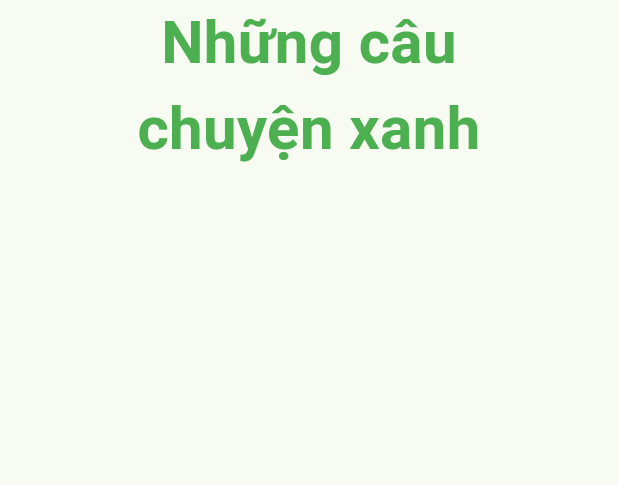
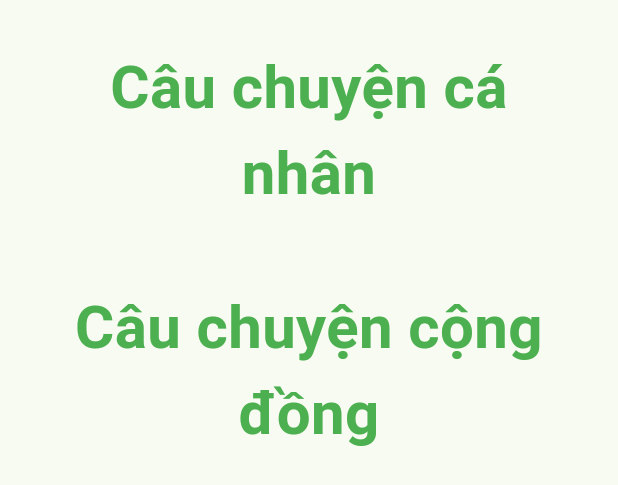
Before and after one commit to ThanhMinh1602/EcoGrowBlog, a Flutter app: the GreenStoryResponsive widget shown alone on an empty page, opened directly with empty values, on a phone screen of 412 x 824 dp. Shown: the top 485 px of the screen. Run offline on Flutter 3.47's test engine with Material 3 defaults, Android fonts, the light colour scheme and no system bars; drawn by our look-alikes of animated_text_kit; our stand-ins replace flutter_screenutil, google_fonts, lottie, page_transition; missing offline and left inert: mailer, mind_map; network calls fail; Roboto replaces fonts that are missing (Kanit).

Commit message:
reposive story detail

```diff
--- a/lib/core/components/custom_grid_view.dart
+++ b/lib/core/components/custom_grid_view.dart
@@ -1,4 +1,3 @@
-import 'package:eco_grow/core/extensions/app_extension.dart';
 import 'package:flutter/material.dart';
 
 class CustomAppGridView extends StatelessWidget {
--- a/lib/core/extensions/app_extension.dart
+++ b/lib/core/extensions/app_extension.dart
@@ -19,7 +19,7 @@ extension AppExtension on BuildContext {
     Navigator.of(this).push(
       PageTransition(
         duration: const Duration(milliseconds: 100),
-        type: PageTransitionType.leftToRight,
+        type: PageTransitionType.fade,
         child: screen,
       ),
     );
--- a/lib/features/web/blog/widgets/blog_responsive.dart
+++ b/lib/features/web/blog/widgets/blog_responsive.dart
@@ -1,38 +1,98 @@
+import 'package:animated_text_kit/animated_text_kit.dart';
 import 'package:eco_grow/core/components/custom_grid_view.dart';
 import 'package:eco_grow/core/components/web_button.dart';
 import 'package:eco_grow/core/constants/app_color.dart';
 import 'package:eco_grow/core/constants/app_style.dart';
+import 'package:eco_grow/core/extensions/app_extension.dart';
 import 'package:eco_grow/core/utils/app_utils.dart';
+import 'package:eco_grow/features/web/blog_detail/blog_detail.dart';
 import 'package:eco_grow/model/story_item.dart';
 import 'package:flutter/material.dart';
 
 class GreenStoryResponsive extends StatelessWidget {
   final List<StoryItemModel> datas;
   final bool isMobile;
+
   const GreenStoryResponsive(
       {super.key, required this.datas, required this.isMobile});
 
   @override
   Widget build(BuildContext context) {
-    return isMobile ? _buildGreenStoryWebMobile() : _buildGreenStoryWeb();
+    void onPressedDetail(StoryItemModel storyItemModel) {
+      context.push(screen: BlogDetail(storyItemModel: storyItemModel));
     }
 
-  Widget _buildGreenStoryWeb() {
+    List<StoryItemModel> communityDatas =
+        datas.where((element) => element.isCommunity == true).toList();
+    List<StoryItemModel> personalDatas =
+        datas.where((element) => element.isCommunity == false).toList();
+
     return Padding(
-      padding: const EdgeInsets.symmetric(horizontal: AppUtils.webPaddingHoriz)
-          .copyWith(bottom: 20.0),
+      padding: EdgeInsets.symmetric(
+        horizontal:
+            isMobile ? AppUtils.mobilePaddingHoriz : AppUtils.webPaddingHoriz,
+      ).copyWith(bottom: 20.0),
       child: Column(
         children: [
-          const Text(
+          const SizedBox(height: 30.0),
+          AnimatedTextKit(
+            repeatForever: true,
+            animatedTexts: [
+              ColorizeAnimatedText(
                 textAlign: TextAlign.center,
-              'Những câu chuyện xanh',
-              style: AppStyle.titleText),
+                'Câu chuyện cá nhân',
+                textStyle: AppStyle.titleText,
+                colors: AppColor.homTitleTextColorize,
+                speed: const Duration(milliseconds: 100),
+              ),
+            ],
+          ),
+          Divider(
+            color: AppColor.accentColor,
+            indent: context.getWidth() * 0.42,
+            endIndent: context.getWidth() * 0.42,
+            thickness: 3,
+          ),
+          _buildStoryGrid(personalDatas, onPressedDetail, isMobile),
           const SizedBox(height: 30.0),
-          CustomAppGridView(
-            itemCount: datas.length,
-            maxCrossAxisExtent: 400.0,
-            childAspectRatio: 0.75,
+          AnimatedTextKit(
+            repeatForever: true,
+            animatedTexts: [
+              ColorizeAnimatedText(
+                textAlign: TextAlign.center,
+                'Câu chuyện cộng đồng',
+                textStyle: AppStyle.titleText,
+                colors: AppColor.homTitleTextColorize,
+                speed: const Duration(milliseconds: 100),
+              ),
+            ],
+          ),
+          Divider(
+            color: AppColor.accentColor,
+            indent: context.getWidth() * 0.42,
+            endIndent: context.getWidth() * 0.42,
+            thickness: 3,
+          ),
+          _buildStoryGrid(communityDatas, onPressedDetail, isMobile),
+        ],
+      ),
+    );
+  }
+
+  Widget _buildStoryGrid(List<StoryItemModel> storyDatas,
+      void Function(StoryItemModel) onPressed, bool isMobile) {
+    return CustomAppGridView(
+      itemCount: storyDatas.length,
+      maxCrossAxisExtent: isMobile ? double.infinity : 400.0,
+      childAspectRatio: isMobile ? 0.58 : 0.75,
       itemBuilder: (context, index) {
+        return _buildStoryItem(storyDatas[index], onPressed, isMobile);
+      },
+    );
+  }
+
+  Widget _buildStoryItem(StoryItemModel data,
+      void Function(StoryItemModel) onPressed, bool isMobile) {
     return Container(
       decoration: BoxDecoration(
         boxShadow: [
@@ -40,7 +100,8 @@ class GreenStoryResponsive extends StatelessWidget {
             color: AppColor.blackColor.withOpacity(0.2),
             offset: const Offset(0, 2),
             blurRadius: 2,
-                        spreadRadius: 1)
+            spreadRadius: 1,
+          )
         ],
         color: AppColor.whiteColor,
       ),
@@ -49,41 +110,35 @@ class GreenStoryResponsive extends StatelessWidget {
           return Column(
             children: [
               Image.network(
-                          datas[index].imagePath,
+                data.imagePath.first,
                 width: double.infinity,
                 height: constraints.maxHeight * 0.45,
                 fit: BoxFit.cover,
               ),
               Expanded(
                 child: Padding(
-                            padding: const EdgeInsets.symmetric(
-                              horizontal: 20.0,
+                  padding: EdgeInsets.symmetric(
+                    horizontal: isMobile ? 10.0 : 20.0,
                     vertical: 10.0,
                   ),
                   child: Column(
                     crossAxisAlignment: CrossAxisAlignment.start,
                     children: [
                       Text(
+                        data.title,
+                        maxLines: isMobile ? 3 : 2,
                         overflow: TextOverflow.ellipsis,
-                                  maxLines: 2,
-                                  datas[index].title,
-                                  style: AppStyle.textContent
-                                      .copyWith(fontWeight: FontWeight.bold),
+                        style: AppStyle.textContent.copyWith(
+                          fontWeight: FontWeight.bold,
                         ),
-                                const SizedBox(height: 10.0),
-                                Text(
-                                  overflow: TextOverflow.ellipsis,
-                                  maxLines: 2,
-                                  datas[index].subTitle,
-                                  style: AppStyle.textContent,
                       ),
                       const Spacer(),
                       Center(
                         child: WebButton(
                           textButton: 'Xem Ngay',
-                                    onPressed: () {},
+                          onPressed: () => onPressed(data),
                         ),
-                                )
+                      ),
                     ],
                   ),
                 ),
@@ -93,93 +148,5 @@ class GreenStoryResponsive extends StatelessWidget {
         },
       ),
     );
-            },
-          ),
-        ],
-      ),
-    );
-  }
-
-  Widget _buildGreenStoryWebMobile() {
-    return Padding(
-      padding:
-          const EdgeInsets.symmetric(horizontal: AppUtils.mobilePaddingHoriz),
-      child: Column(
-        children: [
-          const Text(
-              textAlign: TextAlign.center,
-              'Những câu chuyện xanh Web Mobile',
-              style: AppStyle.titleTextWebMobile),
-          const SizedBox(height: 10.0),
-          CustomAppGridView(
-            itemCount: datas.length,
-            maxCrossAxisExtent: double.infinity,
-            childAspectRatio: 0.58,
-            itemBuilder: (context, index) {
-              return Container(
-                decoration: BoxDecoration(
-                  boxShadow: [
-                    BoxShadow(
-                        color: AppColor.blackColor.withOpacity(0.2),
-                        offset: const Offset(0, 2),
-                        blurRadius: 2,
-                        spreadRadius: 1)
-                  ],
-                  color: AppColor.whiteColor,
-                ),
-                child: LayoutBuilder(
-                  builder: (context, constraints) {
-                    return Column(
-                      children: [
-                        Image.network(
-                          datas[index].imagePath,
-                          width: double.infinity,
-                          height: constraints.maxHeight * 0.45,
-                          fit: BoxFit.cover,
-                        ),
-                        Expanded(
-                          child: Padding(
-                            padding: const EdgeInsets.symmetric(
-                              horizontal: 10,
-                              vertical: 10.0,
-                            ),
-                            child: Column(
-                              crossAxisAlignment: CrossAxisAlignment.start,
-                              children: [
-                                Text(
-                                  overflow: TextOverflow.ellipsis,
-                                  maxLines: 3,
-                                  datas[index].title,
-                                  style: AppStyle.textContent
-                                      .copyWith(fontWeight: FontWeight.bold),
-                                ),
-                                const SizedBox(height: 10.0),
-                                Text(
-                                  overflow: TextOverflow.ellipsis,
-                                  maxLines: 3,
-                                  datas[index].subTitle,
-                                  style: AppStyle.textContent,
-                                ),
-                                const Spacer(),
-                                Center(
-                                  child: WebButton(
-                                    textButton: 'Xem Ngay',
-                                    onPressed: () {},
-                                  ),
-                                )
-                              ],
-                            ),
-                          ),
-                        )
-                      ],
-                    );
-                  },
-                ),
-              );
-            },
-          ),
-        ],
-      ),
-    );
   }
 }
--- a/lib/features/web/main/main_page.dart
+++ b/lib/features/web/main/main_page.dart
@@ -20,7 +20,7 @@ class MainPage extends StatefulWidget {
 }
 
 class _MainPageState extends State<MainPage> {
-  int indexStack = 1;
+  int indexStack = 2;
 
   final List<MainModel> mainModels = [
     MainModel(title: 'Home', page: const HomePage()),
--- a/lib/model/story_item.dart
+++ b/lib/model/story_item.dart
@@ -1,45 +1,67 @@
 class StoryItemModel {
   final String title;
-  final String subTitle;
-  final String content;
-  final String imagePath;
+  final List<String> content;
+  final List<String> imagePath;
   final bool isCommunity;
   StoryItemModel(
       {required this.isCommunity,
       required this.title,
-      required this.subTitle,
       required this.content,
       required this.imagePath});
 
   static List<StoryItemModel> stories = [
     StoryItemModel(
-        title: 'Xử Lý Mùi Hố Thu Gom Phân Xí Nghiệp Chăn Nuôi Heo Đồng Hiệp',
-        subTitle:
-            'Chất thải từ hoạt động chăn nuôi bao gồm nước thải và chất thải rắn (chủ yếu là phân từ hoạt động sản xuất)',
-        content: '',
-        imagePath:
-            'https://cdn.pixabay.com/photo/2024/02/27/23/18/insect-8600910_960_720.jpg',
-        isCommunity: true),
+        isCommunity: true,
+        title: 'Câu chuyện từ Singapore',
+        content: [
+          'Singapore – một quốc gia nhỏ bé nhưng lại nổi tiếng trên toàn thế giới với hệ thống không gian xanh mát mắt và bầu không khí trong lành. Thành phố này đã trở thành một ví dụ điển hình về sự cân bằng giữa phát triển đô thị và bảo vệ thiên nhiên. Khi tôi vô tình lướt thấy trang mạng của **Singapore Explore**, hình ảnh về những công viên xanh mướt, những con đường rợp bóng cây đã để lại ấn tượng mạnh trong tôi. Đây không chỉ là một quốc gia phát triển về kinh tế, mà còn là một nơi mà mỗi công dân đều có ý thức bảo vệ môi trường.',
+          'Những hình ảnh về những hàng cây dọc khắp các con đường, những vườn thẳng đứng trên các tòa nhà cao tầng và những công viên giữa lòng thành phố mang đến cảm giác như Singapore là một “thành phố trong rừng”. Chính phủ Singapore đã đầu tư mạnh mẽ vào việc phát triển không gian xanh, từ việc trồng cây đến việc quy hoạch thành phố sao cho hài hòa với thiên nhiên. Các sáng kiến như “Garden City” và “City in a Garden” đã biến Singapore trở thành một biểu tượng của sự phát triển bền vững.',
+          'Câu chuyện này khiến tôi luôn ước ao một ngày nào đó, Việt Nam của chúng ta cũng sẽ có những không gian xanh tương tự. Nhìn vào thành công của Singapore, tôi tin rằng nếu có sự đồng lòng từ cộng đồng và chính phủ, chúng ta hoàn toàn có thể tạo nên những đô thị xanh hơn, nơi mà con người sống hòa hợp với thiên nhiên. Đây cũng chính là động lực lớn để tôi sáng lập **EcoGrow**, một dự án không chỉ nhằm cải thiện môi trường, mà còn là cầu nối để chúng ta cùng nhau xây dựng một Việt Nam xanh tươi, đáng sống.',
+        ],
+        imagePath: [
+          'https://i.natgeofe.com/n/d3eb75f2-1cfb-4934-8def-8ff7a39985b8/1-urban-innovator-singapore-AP_17028110123351.jpg?w=1280&h=1024',
+          'https://i0.wp.com/singaporeglobalnetwork.gov.sg/wp-content/uploads/2023/09/hero-6reasonswhysg.jpg?w=1200&ssl=1',
+          'https://i0.wp.com/singaporeglobalnetwork.gov.sg/wp-content/uploads/2023/09/6reasonswhysg-2bjpeg.jpg?w=1140&ssl=1'
+        ]),
     StoryItemModel(
-        title: 'Xử Lý Mùi Hố Thu Gom Phân Xí Nghiệp ',
-        subTitle: 'Chất thải từ hoạt động chăn nuôi ',
-        content: '',
-        imagePath:
-            'https://cdn.pixabay.com/photo/2024/02/27/23/18/insect-8600910_960_720.jpg',
-        isCommunity: true),
+      isCommunity: true,
+      title: 'Câu chuyện về Làng Xanh ở Cẩm Hải, Quảng Bình',
+      content: [
+        'Tại xã Cẩm Hải, tỉnh Quảng Bình, một dự án cộng đồng đã thành công trong việc cải thiện môi trường sống bằng cách trồng cây xanh. Trước đây, đất đai tại khu vực này bị xói mòn nghiêm trọng, ảnh hưởng không nhỏ đến đời sống và nông nghiệp của người dân. Nhưng nhờ vào sự đồng lòng của người dân, cùng với sự hỗ trợ từ chính quyền, một dự án trồng cây đã được khởi động.',
+        'Người dân đã trồng các loại cây keo, bạch đàn và nhiều loại cây bản địa khác, giúp giảm thiểu tình trạng xói mòn đất và mang lại sự ổn định cho đời sống sản xuất. Sau vài năm, cây cối phát triển xanh tốt, không chỉ giúp cải thiện đất đai mà còn tạo ra một không gian sống xanh mát, trong lành. Dự án này không chỉ phục hồi môi trường mà còn tạo công ăn việc làm và thu nhập ổn định cho người dân địa phương. Đây là một ví dụ tuyệt vời về sức mạnh của cộng đồng trong việc bảo vệ và tái tạo môi trường.',
+      ],
+      imagePath: [
+        'https://vcdn1-dulich.vnecdn.net/2022/06/14/Dung4-1655204284.jpg?w=460&h=0&q=100&dpr=2&fit=crop&s=G_vWmEFjdyuOIM4v7r8Hcg',
+        'https://vcdn1-dulich.vnecdn.net/2022/06/14/Dung7-1655204285.jpg?w=460&h=0&q=100&dpr=2&fit=crop&s=s143hQ54aIkAVBvE3k8qKQ',
+        'https://media-cdn-v2.laodong.vn/Storage/NewsPortal/2022/6/8/1054441/Ny1mmeli.jpeg'
+      ],
+    ),
     StoryItemModel(
-        title: 'Xử Lý Mùi Hố Thu Gom Phân Xí Nghiệp Chănp',
-        subTitle: 'Chất thải từ hoạt động chăn ',
-        content: '',
-        imagePath:
-            'https://cdn.pixabay.com/photo/2024/02/27/23/18/insect-8600910_960_720.jpg',
-        isCommunity: false),
+      isCommunity: true,
+      title: 'Câu chuyện tại TP.HCM',
+      content: [
+        'Tại TP.HCM, một dự án trồng cây xanh đã được thực hiện trên quy mô lớn nhằm giảm thiểu ô nhiễm không khí và tạo không gian xanh cho thành phố. Để thực hiện dự án này, hàng ngàn người dân, bao gồm cả học sinh, sinh viên và các tổ chức xã hội, đã chung tay tham gia chiến dịch trồng cây dọc theo các con đường chính và trong công viên.',
+        'Kết quả, hàng ngàn cây xanh đã được trồng, giúp giảm hiệu ứng đảo nhiệt đô thị, cung cấp bóng mát và cải thiện chất lượng không khí. Nhiều người dân TP.HCM chia sẻ rằng việc có thêm không gian xanh đã giúp cải thiện sức khỏe tinh thần của họ, đặc biệt là trong bối cảnh đô thị hóa nhanh chóng khiến thành phố ngày càng chật chội và nóng bức. Câu chuyện tại TP.HCM là minh chứng rõ ràng cho thấy việc trồng cây không chỉ làm đẹp cảnh quan mà còn có tác động tích cực đến cuộc sống của người dân.',
+        'Những câu chuyện truyền cảm hứng từ Singapore, Cẩm Hải và TP.HCM đều cho thấy sức mạnh của sự đồng lòng và hành động tập thể trong việc cải thiện môi trường. Trồng cây không chỉ là việc làm bảo vệ thiên nhiên, mà còn là cách chúng ta xây dựng một tương lai xanh bền vững cho các thế hệ sau.',
+      ],
+      imagePath: [
+        'https://file1.dangcongsan.vn/data/0/images/2024/02/28/upload_49/tphcm.jpg?dpi=150&quality=100&w=800',
+        'https://s-aicmscdn.vietnamhoinhap.vn/vnhn-media/24/1/17/bnr_65a7eb372305f.jpg',
+        'https://images.hcmcpv.org.vn/res/news/2020/04/27-04-2020-tphcm-trung-tam-kinh-te-khong-ngung-dot-pha-sang-tao-phat-trien-CFAFCE7.jpg'
+      ],
+    ),
     StoryItemModel(
-        title: 'Xử Lý Mùi Hố Thu ',
-        subTitle: 'Chất thải ',
-        content: '',
-        imagePath:
-            'https://cdn.pixabay.com/photo/2024/02/27/23/18/insect-8600910_960_720.jpg',
-        isCommunity: false),
+      isCommunity: false,
+      title: 'Câu chuyện truyền cảm hứng từ bản thân',
+      content: [
+        'Tôi chưa bao giờ nghĩ rằng việc trồng cây lại có thể mang lại nhiều niềm vui và sự kết nối đến thế cho cuộc sống của mình. Một ngày nọ, khi nhận ra rằng không gian quanh nhà có thể trở thành một khu vườn nhỏ xinh xắn, tôi bắt đầu thử trồng vài cây rau gia vị. Từ những cây rau ngót, ớt cho đến các loại cây ăn quả như chanh, ổi, khu vườn nhỏ của tôi dần trở nên xanh mướt.'
+            'Mỗi buổi sáng, khi ngắm nhìn những chiếc lá non vừa nở, tôi cảm nhận được sự thanh bình và hạnh phúc. Cây cối không chỉ giúp tôi tạo ra không gian thư giãn mà còn là nguồn thực phẩm tự nhiên, sạch sẽ và an toàn cho cả gia đình. Câu chuyện này thôi thúc tôi muốn chia sẻ niềm vui trồng cây với mọi người, và đó cũng là lý do **EcoGrow** ra đời. Tôi tin rằng chỉ cần mỗi người trồng một cây, cùng nhau, chúng ta sẽ thay đổi thế giới.'
+      ],
+      imagePath: [
+        'https://cdn.tuoitre.vn/zoom/700_390/471584752817336320/2024/3/27/trong-cay-1711521831288259852440-47-0-885-1600-crop-1711522194984293900237.png',
+        'https://lh6.googleusercontent.com/proxy/RPJIuWxmxOKrTd60kZBFypcdgk4Rp8QPeugPbJMRWn1XBLE7sKYcnBZI7mhPqBMztRzTIWCtKnd9SGEM0Cmii3r-sIPhYLrdvoqMS7SlHt9Tj7-nGY8ujvgdaM3lWmE2oNKYoR0',
+        'https://danviet.mediacdn.vn/296231569849192448/2022/3/30/tuoi-nuoc-sang-hay-toi-cho-cay-canh-16486361705331672633387.jpg',
+      ],
+    )
   ];
 }
```
Also changed, not shown: lib/features/web/about/widgets/about_content_base_widget.dart (+8 -6 lines), lib/features/web/blog_detail/blog_detail.dart (added, +89 -0 lines). Lines whose indentation alone changed are shown as unchanged.
